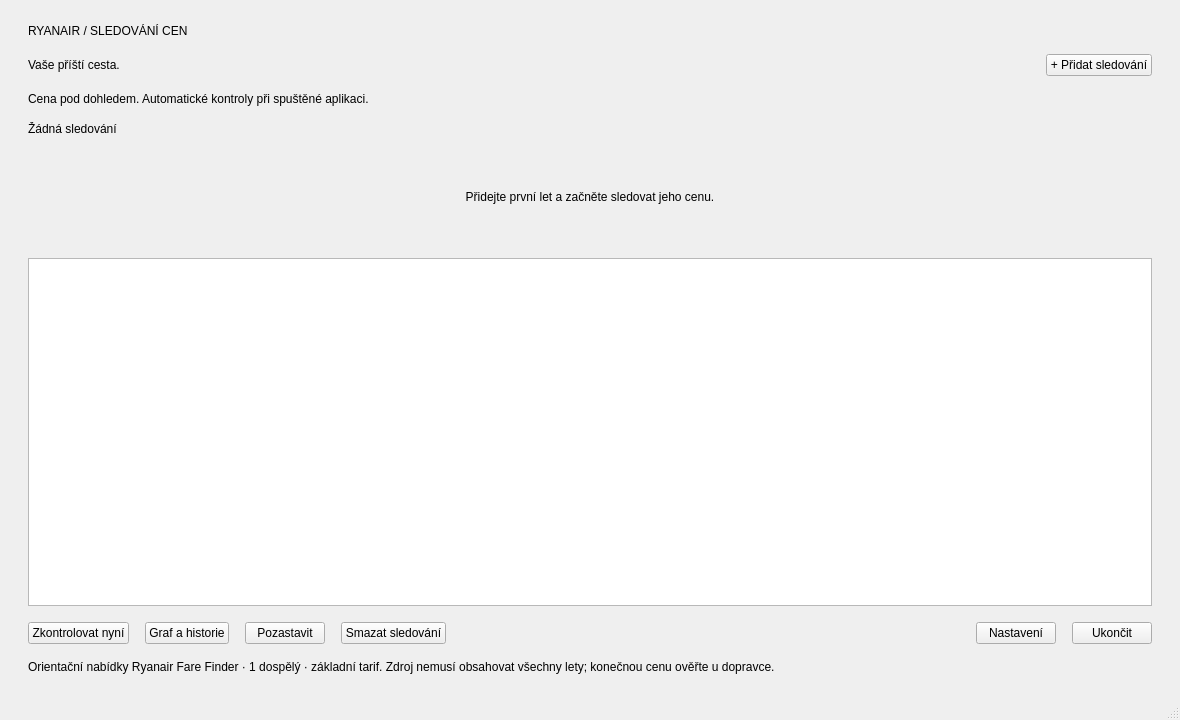
Before: the Qt Designer form ui/main_window.ui in mp00077/Letenky, drawn with Qt 5.
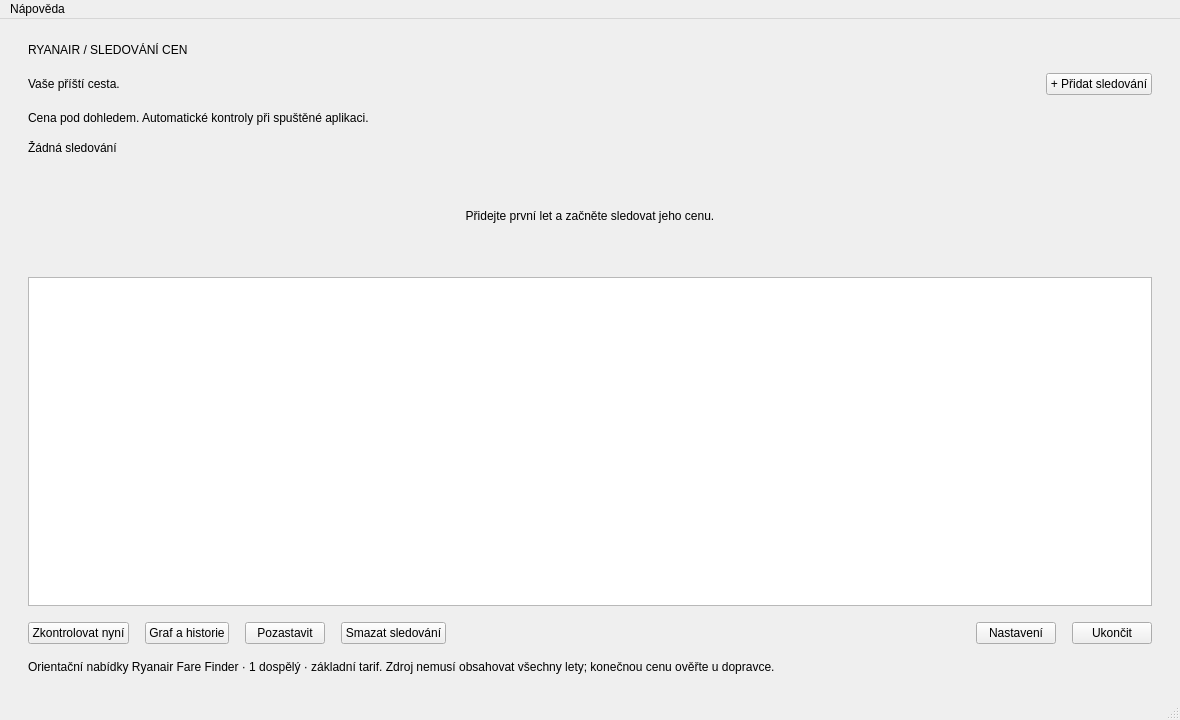
After: the same form once the commit is applied.

What changed in the file:
```diff
--- a/ui/main_window.ui
+++ b/ui/main_window.ui
@@ -31,6 +31,13 @@
     <item><widget class="QLabel" name="sourceLabel"><property name="text"><string>Orientační nabídky Ryanair Fare Finder · 1 dospělý · základní tarif. Zdroj nemusí obsahovat všechny lety; konečnou cenu ověřte u dopravce.</string></property><property name="wordWrap"><bool>true</bool></property></widget></item>
    </layout>
   </widget>
+  <widget class="QMenuBar" name="menubar">
+   <widget class="QMenu" name="helpMenu">
+    <property name="title"><string>Nápověda</string></property>
+    <addaction name="aboutAction"/>
+   </widget>
+   <addaction name="helpMenu"/>
+  </widget>
   <widget class="QStatusBar" name="statusbar"/>
  </widget>
  <resources/>
```
Left out of the diff: 4 changed lines with no effect on the pictures.
